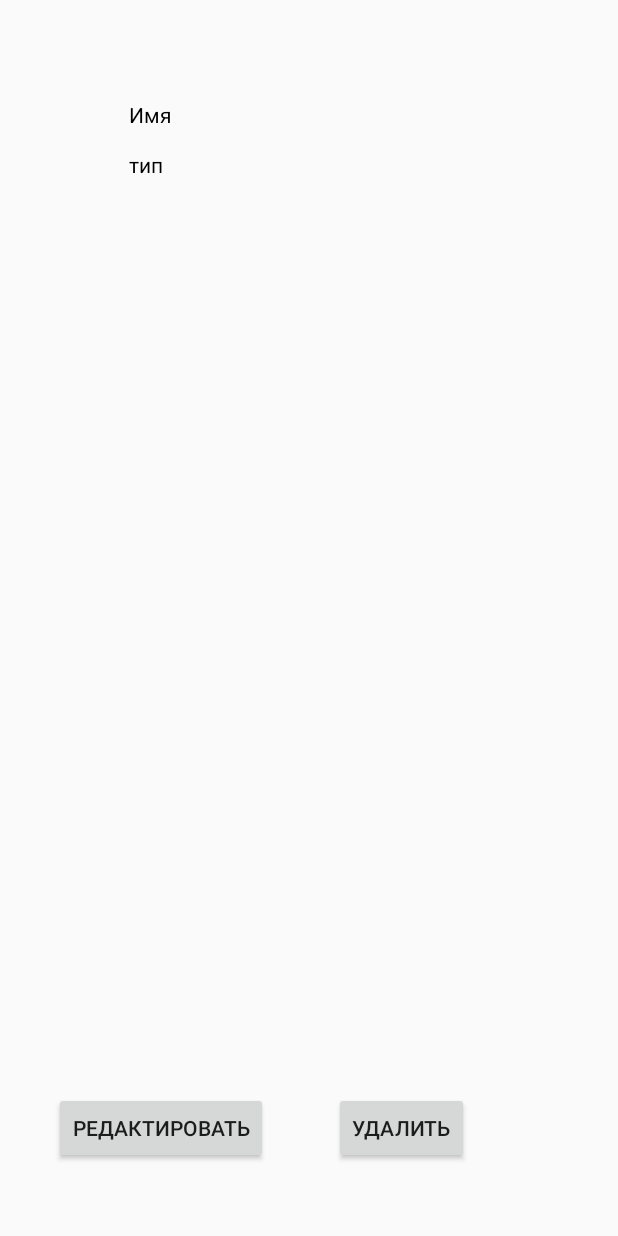
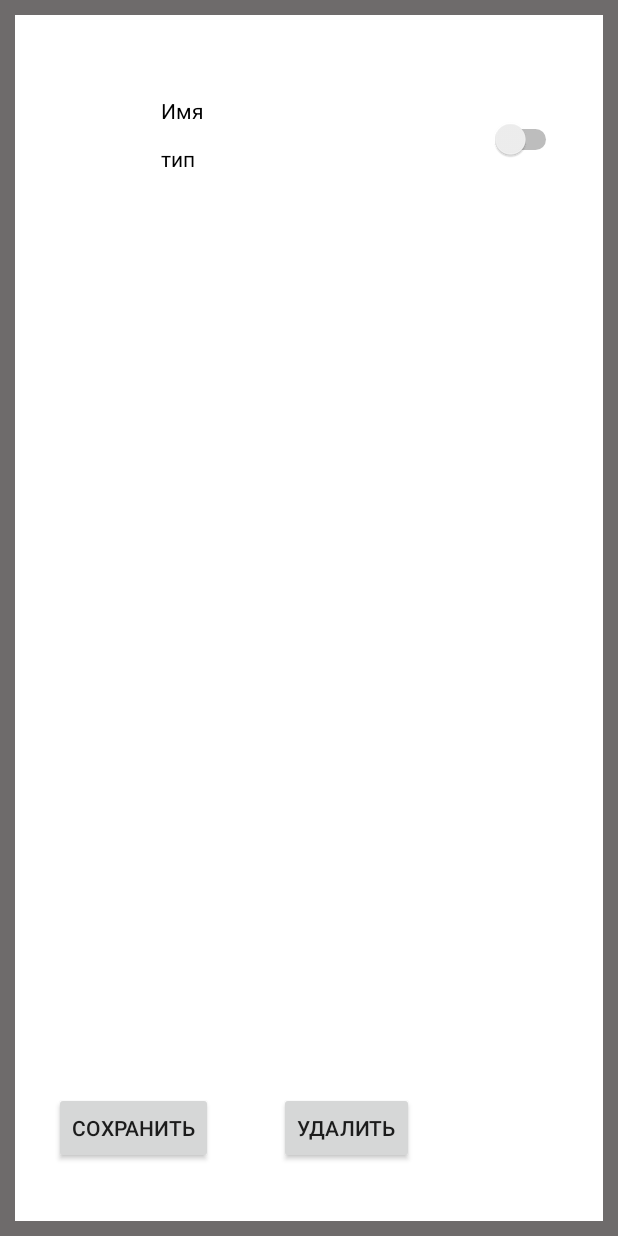
Before and after one commit to Ganieva343/diplom, an Android app: the layout activity_update_delete.xml on its own in the app's theme, with its tools: preview values and no code run, on a phone screen of 412 x 824 dp. Run offline under Robolectric (Android 15) with nearby library versions, the phone set to English and light mode, and no system bars.

Commit message:
изменения от 19.06

```diff
--- a/app/src/main/res/layout/activity_update_delete.xml
+++ b/app/src/main/res/layout/activity_update_delete.xml
@@ -2,16 +2,17 @@
 <androidx.constraintlayout.widget.ConstraintLayout xmlns:android="http://schemas.android.com/apk/res/android"
     xmlns:app="http://schemas.android.com/apk/res-auto"
     xmlns:tools="http://schemas.android.com/tools"
+    android:id="@+id/main"
     android:layout_width="match_parent"
-    android:layout_height="match_parent">
-
+    android:layout_height="match_parent"
+    android:background="@drawable/layout_border"
+    tools:context=".Update_delete">
 
     <androidx.constraintlayout.widget.ConstraintLayout
-        android:layout_width="match_parent"
-        android:layout_height="wrap_content"
+        android:layout_width="369dp"
+        android:layout_height="75dp"
         android:layout_marginTop="52dp"
         app:layout_constraintEnd_toEndOf="parent"
-        app:layout_constraintHorizontal_bias="0.0"
         app:layout_constraintStart_toStartOf="parent"
         app:layout_constraintTop_toTopOf="parent">
 
@@ -50,6 +51,16 @@
             app:layout_constraintRight_toRightOf="parent"
             app:layout_constraintTop_toBottomOf="@+id/name" />
 
+        <Switch
+            android:id="@+id/stateDevice"
+            android:layout_width="53dp"
+            android:layout_height="48dp"
+            android:layout_marginEnd="16dp"
+            app:layout_constraintBottom_toBottomOf="parent"
+            app:layout_constraintEnd_toEndOf="parent"
+            app:layout_constraintTop_toTopOf="parent"
+            app:layout_constraintVertical_bias="0.6" />
+
     </androidx.constraintlayout.widget.ConstraintLayout>
 
     <Button
@@ -58,7 +69,7 @@
         android:layout_height="wrap_content"
         android:layout_marginStart="36dp"
         android:layout_marginBottom="48dp"
-        android:text="Редактировать"
+        android:text="Сохранить"
         app:layout_constraintBottom_toBottomOf="parent"
         app:layout_constraintStart_toStartOf="parent" />
 
```
